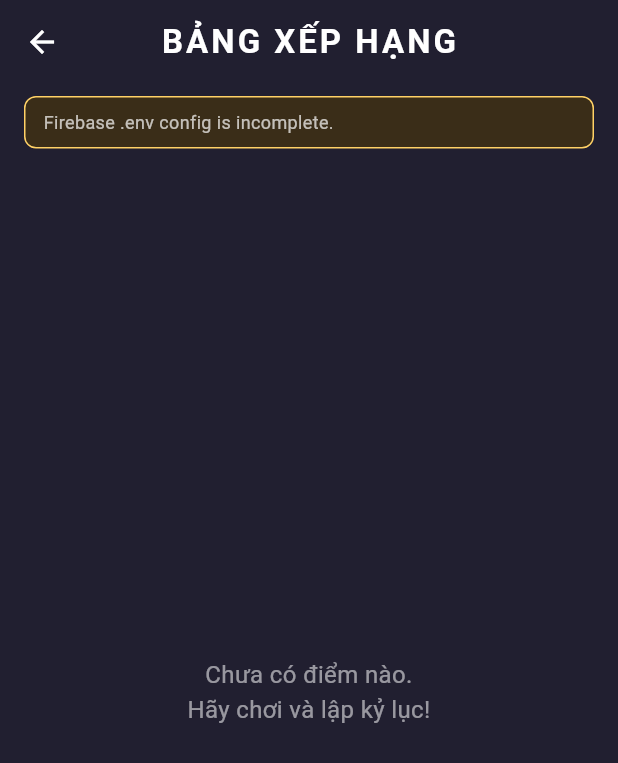
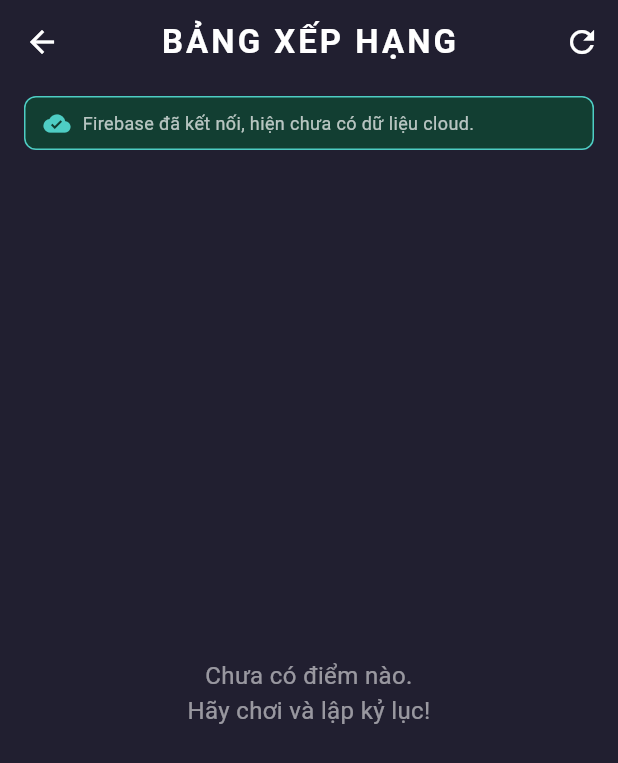
Before and after one commit to leduongthai/pxadventure, a Flutter app: the LeaderboardScreen screen opened by its route, on a phone screen of 412 x 824 dp. Shown: the top 763 px of the screen. Run offline on Flutter 3.47's test engine with Material 3 defaults, Android fonts, the phone set to English and light mode, and no system bars; our stand-ins replace cloud_firestore, firebase_core, flutter_dotenv, shared_preferences; missing offline and left inert: cloud_firestore_web, firebase_core_web, flame, flame_audio, flame_tiled; accounts and stored records are empty.

Commit message:
sửa vài lỗi nhỏ

```diff
--- a/lib/components/enemies/boss_big.dart
+++ b/lib/components/enemies/boss_big.dart
@@ -332,7 +332,11 @@ class BossPig extends SpriteAnimationGroupComponent
     isDead = true;
     current = BossState.hit;
     game.scoreManager.bossKilled = true;
-    game.scoreManager.addBossKillScore();
+    if (game.secretRun) {
+      game.scoreManager.addSecretBossClearScore();
+    } else {
+      game.scoreManager.addBossKillScore();
+    }
 
     for (var i = 0; i < 5; i++) {
       opacity = 0;
--- a/lib/main.dart
+++ b/lib/main.dart
@@ -13,10 +13,13 @@ import 'package:pixel_adventure/screens/main_menu_screen.dart';
 import 'package:pixel_adventure/screens/player_name_screen.dart';
 import 'package:pixel_adventure/screens/skill_tree_screen.dart';
 import 'package:pixel_adventure/services/firebase_bootstrap.dart';
+import 'package:pixel_adventure/services/firebase_web_plugin_registrant_stub.dart'
+    if (dart.library.html) 'package:pixel_adventure/services/firebase_web_plugin_registrant_web.dart';
 import 'package:pixel_adventure/services/progress_unlock_service.dart';
 
 void main() async {
   WidgetsFlutterBinding.ensureInitialized();
+  registerFirebaseWebPlugins();
   await dotenv.load(fileName: '.env', isOptional: true);
   await FirebaseBootstrap.initialize();
 
--- a/lib/screens/leaderboard_screen.dart
+++ b/lib/screens/leaderboard_screen.dart
@@ -11,6 +11,7 @@ class LeaderboardScreen extends StatefulWidget {
 class _LeaderboardScreenState extends State<LeaderboardScreen> {
   List<Map<String, dynamic>> _entries = [];
   bool _loading = true;
+  bool _cloudHealthy = false;
   String _cloudStatus = '';
 
   @override
@@ -20,11 +21,17 @@ class _LeaderboardScreenState extends State<LeaderboardScreen> {
   }
 
   Future<void> _load() async {
+    setState(() {
+      _loading = true;
+    });
+
     final entries = await LeaderboardService.instance.getLeaderboard();
     if (!mounted) return;
+
     setState(() {
       _entries = entries;
       _cloudStatus = LeaderboardService.instance.cloudStatus;
+      _cloudHealthy = LeaderboardService.instance.isCloudHealthy;
       _loading = false;
     });
   }
@@ -47,11 +54,18 @@ class _LeaderboardScreenState extends State<LeaderboardScreen> {
             letterSpacing: 2,
           ),
         ),
+        actions: [
+          IconButton(
+            tooltip: 'Tải lại',
+            icon: const Icon(Icons.refresh, color: Colors.white),
+            onPressed: _load,
+          ),
+        ],
         centerTitle: true,
       ),
       body: Column(
         children: [
-          _CloudStatusBanner(status: _cloudStatus),
+          _CloudStatusBanner(status: _cloudStatus, healthy: _cloudHealthy),
           Expanded(child: _buildBody()),
         ],
       ),
@@ -138,30 +152,45 @@ class _LeaderboardScreenState extends State<LeaderboardScreen> {
 
 class _CloudStatusBanner extends StatelessWidget {
   final String status;
+  final bool healthy;
 
-  const _CloudStatusBanner({required this.status});
+  const _CloudStatusBanner({
+    required this.status,
+    required this.healthy,
+  });
 
   @override
   Widget build(BuildContext context) {
     if (status.isEmpty) return const SizedBox.shrink();
 
-    final connected = status == 'Firebase đã kết nối.';
     return Container(
       width: double.infinity,
       margin: const EdgeInsets.fromLTRB(16, 8, 16, 0),
       padding: const EdgeInsets.symmetric(horizontal: 12, vertical: 8),
       decoration: BoxDecoration(
-        color: connected ? const Color(0xFF123E32) : const Color(0xFF3A2D18),
+        color: healthy ? const Color(0xFF123E32) : const Color(0xFF3A2D18),
         borderRadius: BorderRadius.circular(8),
         border: Border.all(
-          color: connected ? const Color(0xFF4ECDC4) : const Color(0xFFFFD166),
+          color: healthy ? const Color(0xFF4ECDC4) : const Color(0xFFFFD166),
         ),
       ),
-      child: Text(
-        status,
-        style: const TextStyle(color: Colors.white70, fontSize: 12),
-        maxLines: 2,
-        overflow: TextOverflow.ellipsis,
+      child: Row(
+        children: [
+          Icon(
+            healthy ? Icons.cloud_done : Icons.cloud_off,
+            color: healthy ? const Color(0xFF4ECDC4) : const Color(0xFFFFD166),
+            size: 18,
+          ),
+          const SizedBox(width: 8),
+          Expanded(
+            child: Text(
+              status,
+              style: const TextStyle(color: Colors.white70, fontSize: 12),
+              maxLines: 2,
+              overflow: TextOverflow.ellipsis,
+            ),
+          ),
+        ],
       ),
     );
   }
--- /dev/null
+++ b/lib/services/firebase_web_plugin_registrant_stub.dart
@@ -0,0 +1 @@
+void registerFirebaseWebPlugins() {}
```
Also changed, not shown: lib/managers/score_manager.dart (+19 -0 lines), lib/pixel_adventure.dart (+13 -2 lines), lib/services/firebase_bootstrap.dart (+5 -2 lines), lib/services/firebase_web_plugin_registrant_web.dart (added, +10 -0 lines), lib/services/gemini_attitude_service.dart (+21 -32 lines), lib/services/leaderboard_service.dart (+119 -16 lines), lib/widgets/secret_dialogue_widget.dart (+7 -21 lines), lib/firebase_options.dart.
